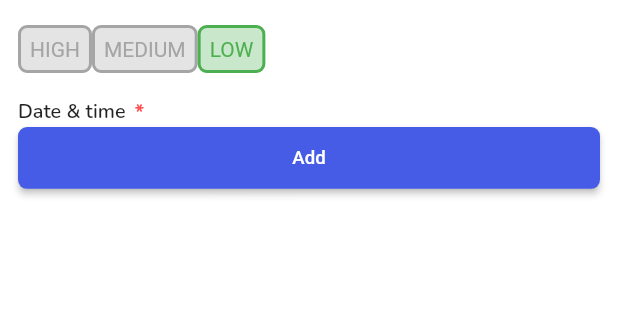
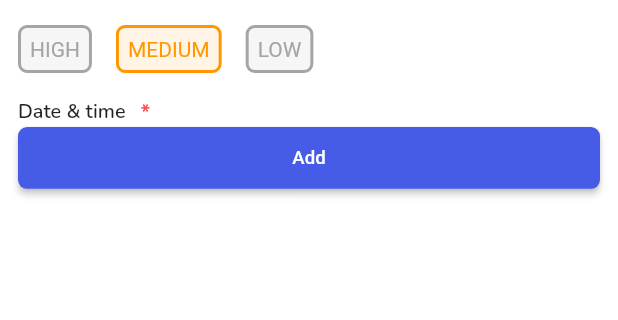
Before and after one commit to Naveenchand06/Priority-List, a Flutter app: the AddTaskPage screen opened directly, after a tap on "MEDIUM", on a phone screen of 412 x 824 dp, the part 476-796 px from its top. Run offline on Flutter 3.47's test engine with Material 2 defaults, Android fonts, the phone set to English and light mode, and no system bars; our stand-ins replace flutter_riverpod, google_fonts, hive_flutter; accounts and stored records are empty.

Commit message:
Priority Selector

```diff
--- a/lib/components/priority_card.dart
+++ b/lib/components/priority_card.dart
@@ -15,7 +15,7 @@ class PriorityCard extends StatelessWidget {
     return Container(
       padding: const EdgeInsets.symmetric(horizontal: 6.0, vertical: 6.0),
       decoration: BoxDecoration(
-        color: color.withOpacity(0.3),
+        color: color.withOpacity(0.1),
         borderRadius: BorderRadius.circular(6.0),
         border: Border.all(
           width: 2.0,
--- a/lib/pages/add_task_page.dart
+++ b/lib/pages/add_task_page.dart
@@ -21,15 +21,27 @@ class _AddTaskPageState extends ConsumerState<AddTaskPage> {
 
   Priority selectedPriority = Priority.low;
 
-  final List<Color> priorityColors = [
+  final List<Color> _priorityColors = [
     Colors.redAccent,
     Colors.orange,
     Colors.green
   ];
 
-  Color container1Color = Colors.red;
-  Color container2Color = Colors.orange;
-  Color container3Color = Colors.green;
+  // final List<String> _priorities = [
+  //   'HIGH',
+  //   'MEDIUM',
+  //   'LOW',
+  // ];
+
+  // final List<bool> _priorityStatus = [
+  //   false,
+  //   false,
+  //   false,
+  // ];
+
+  Color container1Color = AppColor.appTextGrey;
+  Color container2Color = AppColor.appTextGrey;
+  Color container3Color = AppColor.appTextGrey;
 
   @override
   void dispose() {
@@ -102,6 +114,7 @@ class _AddTaskPageState extends ConsumerState<AddTaskPage> {
                     color: container1Color,
                   ),
                 ),
+                const SizedBox(width: 16.0),
                 GestureDetector(
                   onTap: () => changePriorityColor(2),
                   child: PriorityCard(
@@ -109,6 +122,7 @@ class _AddTaskPageState extends ConsumerState<AddTaskPage> {
                     color: container2Color,
                   ),
                 ),
+                const SizedBox(width: 16.0),
                 GestureDetector(
                   onTap: () => changePriorityColor(3),
                   child: PriorityCard(
@@ -129,7 +143,7 @@ class _AddTaskPageState extends ConsumerState<AddTaskPage> {
                     fw: FontWeight.w600,
                   ),
                 ),
-                const SizedBox(width: 6.0),
+                const SizedBox(width: 10.0),
                 Text(
                   '*',
                   style: Fonts.getNunito(
@@ -153,21 +167,21 @@ class _AddTaskPageState extends ConsumerState<AddTaskPage> {
   changePriorityColor(int num) {
     if (num == 1) {
       setState(() {
-        container1Color = priorityColors[num - 1];
+        container1Color = _priorityColors[num - 1];
         container2Color = AppColor.appTextGrey;
         container3Color = AppColor.appTextGrey;
         selectedPriority = Priority.high;
       });
     } else if (num == 2) {
       setState(() {
-        container2Color = priorityColors[num - 1];
+        container2Color = _priorityColors[num - 1];
         container1Color = AppColor.appTextGrey;
-        container2Color = AppColor.appTextGrey;
+        container3Color = AppColor.appTextGrey;
         selectedPriority = Priority.medium;
       });
     } else {
       setState(() {
-        container3Color = priorityColors[num - 1];
+        container3Color = _priorityColors[num - 1];
         container1Color = AppColor.appTextGrey;
         container2Color = AppColor.appTextGrey;
         selectedPriority = Priority.low;
```
Also changed, not shown: pubspec.lock.
